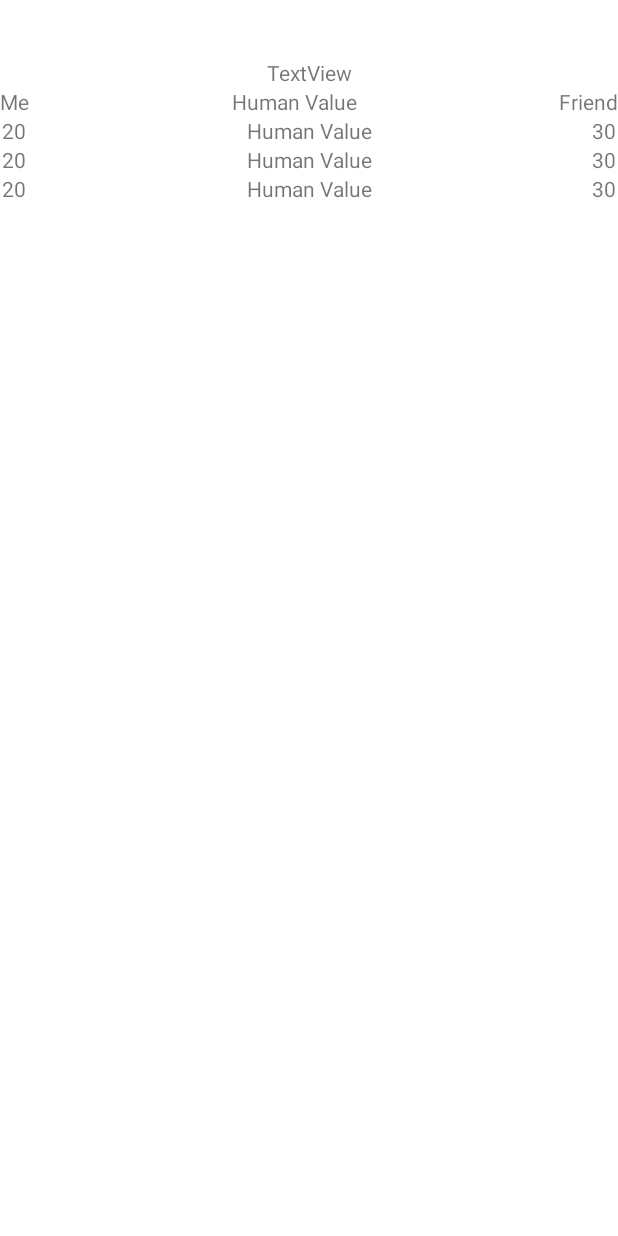
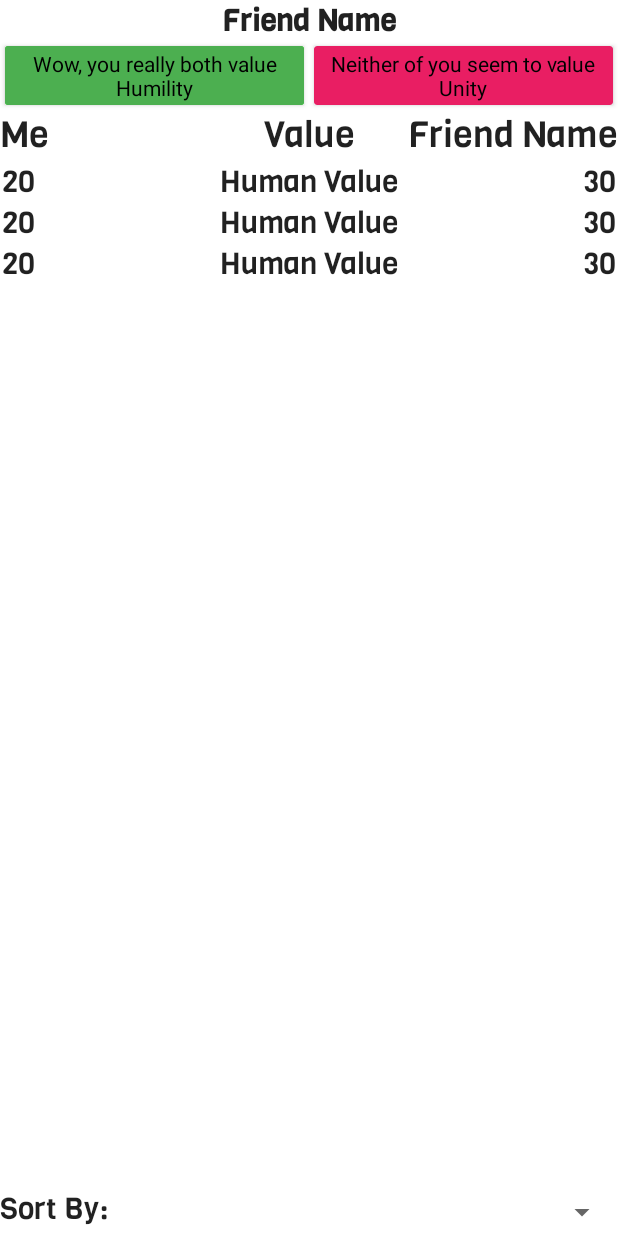
Before and after one commit to Joan-Clarke-Tech-Collective/Raderie, an Android app: the layout activity_compare.xml on its own in the app's theme, with its tools: preview values and no code run, on a phone screen of 412 x 824 dp. Run offline under Robolectric (Android 15) with nearby library versions, the phone set to English and light mode, and no system bars.

Commit message:
Changes to comparison (#16)
* Merge pull request #9 from Joan-Clarke-Tech-Collective/comparison-pre… (#10)

* removing an unused import

* Updated appearance of activity_compare.xml substantially.  Different font, made friend name title-case, added comparison cards at the top, added sort options

* Made cards more readable, made them recalculate text on new sort, changed "friend" as label in activity_compare.xml to actual name.

* Made newly sorted list snap to top

```diff
--- a/app/src/main/java/org/clarkecollective/raderie/adapters/CompareRecyclerAdapter.kt
+++ b/app/src/main/java/org/clarkecollective/raderie/adapters/CompareRecyclerAdapter.kt
@@ -25,7 +25,6 @@ class CompareRecyclerAdapter(private val vM: CompareViewModel, @LayoutRes privat
     holder.bind(getObjFromPosition(position))
   }
 
-  // TODO Make the top of the list the label for the column
   private fun getObjFromPosition(position: Int): Comparison {
     return vM.compareLV.value?.get(position) ?: Comparison(-1, HumanValue(), HumanValue())
   }
--- a/app/src/main/java/org/clarkecollective/raderie/extensions.kt
+++ b/app/src/main/java/org/clarkecollective/raderie/extensions.kt
@@ -12,3 +12,5 @@ fun Throwable.log() {
     Logger.d(this.localizedMessage ?: "No Localized Message Found")
     Firebase.crashlytics.recordException(this)
 }
+
+fun String.capitalizeWords(): String = this.lowercase().split(" ").joinToString(" ") {it.replaceFirstChar { char -> if (char.isLowerCase()) char.titlecase() else char.toString() }}
--- a/app/src/main/java/org/clarkecollective/raderie/ui/main/MainActivity.kt
+++ b/app/src/main/java/org/clarkecollective/raderie/ui/main/MainActivity.kt
@@ -1,7 +1,6 @@
 package org.clarkecollective.raderie.ui.main
 
 import android.app.AlertDialog
-import android.content.Intent
 import androidx.appcompat.app.AppCompatActivity
 import android.os.Bundle
 import android.view.Menu
--- a/app/src/main/java/org/clarkecollective/raderie/ui/share/ShareActivity.kt
+++ b/app/src/main/java/org/clarkecollective/raderie/ui/share/ShareActivity.kt
@@ -116,6 +116,7 @@ class ShareActivity : AppCompatActivity() {
     startActivity(sendIntent)
   }
   private fun addFriendConfirmDialogue(newFriendUID: String): AlertDialog {
+    //TODO: Get friend name for request
     val dialog = AlertDialog.Builder(this@ShareActivity).create()
     dialog.setTitle("Add Friend?")
     dialog.setMessage("Do you want to add $newFriendUID to your friend list?")
--- a/app/src/main/res/layout/activity_compare.xml
+++ b/app/src/main/res/layout/activity_compare.xml
@@ -12,38 +12,68 @@
       android:layout_height="match_parent"
       tools:context=".ui.compare.CompareActivity">
 
-    <TextView
-        android:id="@+id/highestDeltaTV"
+    <LinearLayout
+        android:id="@+id/bothCardsLayout"
         android:layout_width="0dp"
         android:layout_height="wrap_content"
-        android:text='@{vM.compareTotal}'
-        android:textAlignment="center"
+        android:orientation="horizontal"
         app:layout_constraintEnd_toEndOf="parent"
-        app:layout_constraintHorizontal_bias="0.0"
         app:layout_constraintStart_toStartOf="parent"
-        app:layout_constraintTop_toBottomOf="@+id/compareFriendNameTV" />
+        app:layout_constraintTop_toBottomOf="@+id/compareFriendNameTV">
 
-    <TextView
-        android:id="@+id/lowestDeltaTV"
-        android:layout_width="0dp"
-        android:layout_height="wrap_content"
-        android:text="TextView"
-        android:textAlignment="center"
-        app:layout_constraintEnd_toEndOf="parent"
-        app:layout_constraintHorizontal_bias="1.0"
-        app:layout_constraintStart_toStartOf="parent"
-        app:layout_constraintTop_toBottomOf="@+id/highestDeltaTV" />
+      <androidx.cardview.widget.CardView
+          android:layout_width="match_parent"
+          android:layout_height="match_parent"
+          android:layout_margin="3dp"
+          android:layout_weight="1"
+          app:cardBackgroundColor="#00FF0A">
+
+        <TextView
+            android:id="@+id/highestDeltaTV"
+            android:layout_width="match_parent"
+            android:layout_height="match_parent"
+            android:background="#4CAF50"
+            android:textColor="@color/black"
+            android:text='@{vM.comparisonCard1}'
+            android:padding="2dp"
+            android:textAlignment="center"
+            tools:text="Wow, you really both value Humility" />
+      </androidx.cardview.widget.CardView>
+
+      <androidx.cardview.widget.CardView
+          android:id="@+id/cardView"
+          android:layout_width="match_parent"
+          android:layout_height="match_parent"
+          android:layout_margin="3dp"
+          android:layout_weight="1"
+          app:cardBackgroundColor="#E91E63">
+
+        <TextView
+            android:id="@+id/lowestDeltaTV"
+            android:layout_width="match_parent"
+            android:layout_height="match_parent"
+            android:text='@{vM.comparisonCard2}'
+            android:padding="2dp"
+            android:textColor="@color/black"
+            android:textAlignment="center"
+            tools:text="Neither of you seem to value Unity" />
+      </androidx.cardview.widget.CardView>
+
+    </LinearLayout>
 
     <TextView
         android:id="@+id/compareFriendNameTV"
         android:layout_width="0dp"
         android:layout_height="wrap_content"
+        android:text="@{vM.friendNameLV}"
         android:textAlignment="center"
-        android:text="@{vM.friendNameLV}"
+        android:textAppearance="@style/vigaFont"
+        android:textStyle="bold"
         app:layout_constraintEnd_toEndOf="parent"
         app:layout_constraintHorizontal_bias="0.498"
         app:layout_constraintStart_toStartOf="parent"
-        app:layout_constraintTop_toTopOf="parent" />
+        app:layout_constraintTop_toTopOf="parent"
+        tools:text="Friend Name" />
 
     <androidx.constraintlayout.widget.ConstraintLayout
         android:id="@+id/compareLabelCL"
@@ -52,24 +82,27 @@
         app:layout_constraintBottom_toTopOf="@+id/recyclerView"
         app:layout_constraintEnd_toEndOf="parent"
         app:layout_constraintStart_toStartOf="parent"
-        app:layout_constraintTop_toBottomOf="@+id/lowestDeltaTV">
+        app:layout_constraintTop_toBottomOf="@+id/bothCardsLayout">
 
       <TextView
           android:id="@+id/compareHVTextView"
           android:layout_width="0dp"
           android:layout_height="wrap_content"
-          android:text="Value"
+          android:text="@string/value"
           android:textAlignment="center"
-          app:layout_constraintEnd_toStartOf="@+id/friendCompareScoreTV"
-          app:layout_constraintStart_toEndOf="@+id/meCompareScoreTV"
-          app:layout_constraintTop_toTopOf="parent"
-          tools:text="Human Value" />
+          android:textAppearance="@style/vigaFont"
+          android:textSize="24sp"
+          app:layout_constraintEnd_toEndOf="parent"
+          app:layout_constraintStart_toStartOf="@+id/meCompareScoreTV"
+          app:layout_constraintTop_toTopOf="parent" />
 
       <TextView
           android:id="@+id/meCompareScoreTV"
           android:layout_width="wrap_content"
           android:layout_height="wrap_content"
-          android:text="Me"
+          android:text="@string/me"
+          android:textAppearance="@style/vigaFont"
+          android:textSize="24sp"
           app:layout_constraintStart_toStartOf="parent"
           app:layout_constraintTop_toTopOf="parent" />
 
@@ -77,7 +110,10 @@
           android:id="@+id/friendCompareScoreTV"
           android:layout_width="wrap_content"
           android:layout_height="wrap_content"
-          android:text="Friend"
+          android:text="@{vM.friendNameLV}"
+          tools:text="Friend Name"
+          android:textAppearance="@style/vigaFont"
+          android:textSize="24sp"
           app:layout_constraintEnd_toEndOf="parent"
           app:layout_constraintTop_toTopOf="parent" />
     </androidx.constraintlayout.widget.ConstraintLayout>
@@ -88,12 +124,40 @@
         android:layout_width="0dp"
         android:layout_height="0dp"
         android:layout_marginStart="1dp"
+        android:layout_marginTop="1dp"
         android:layout_marginEnd="1dp"
-        app:layout_constraintBottom_toBottomOf="parent"
+        app:layout_constraintBottom_toTopOf="@+id/linearLayout2"
         app:layout_constraintEnd_toEndOf="parent"
-        app:layout_constraintStart_toStartOf="parent"
+        app:layout_constraintHorizontal_bias="1.0"
+        app:layout_constraintStart_toStartOf="@id/compareLabelCL"
         app:layout_constraintTop_toBottomOf="@+id/compareLabelCL"
-        tools:listitem="@layout/compare_item" />
+        tools:listitem="@layout/compare_item">
+
+    </androidx.recyclerview.widget.RecyclerView>
+
+    <LinearLayout
+        android:id="@+id/linearLayout2"
+        android:layout_width="match_parent"
+        android:layout_height="wrap_content"
+        android:orientation="horizontal"
+        app:layout_constraintBottom_toBottomOf="parent">
+
+      <TextView
+          android:id="@+id/textView"
+          android:layout_width="wrap_content"
+          android:layout_height="wrap_content"
+          android:layout_weight="3"
+          android:text="@string/sort_by"
+          android:textAppearance="@style/vigaFont" />
+
+      <Spinner
+          android:id="@+id/sortBySpinner"
+          customEntries="@{vM.entryNames}"
+          android:layout_width="wrap_content"
+          android:layout_height="32dp"
+          android:layout_weight="6"
+          android:onItemSelected="@{(parent, view, position, id) -> vM.onSelectSortBy(position)}" />
+    </LinearLayout>
 
   </androidx.constraintlayout.widget.ConstraintLayout>
 
--- a/app/src/main/res/layout/compare_item.xml
+++ b/app/src/main/res/layout/compare_item.xml
@@ -18,9 +18,10 @@
             android:layout_height="wrap_content"
             android:text="@{comparison.friend.name}"
             android:textAlignment="center"
+            android:textAppearance="@style/vigaFont"
             android:textColor="@{comparison.colorDelta}"
-            app:layout_constraintEnd_toStartOf="@+id/friendCompareScoreTV"
-            app:layout_constraintStart_toEndOf="@+id/meCompareScoreTV"
+            app:layout_constraintEnd_toEndOf="parent"
+            app:layout_constraintStart_toStartOf="@+id/meCompareScoreTV"
             app:layout_constraintTop_toTopOf="parent"
             tools:text="Human Value" />
 
@@ -29,6 +30,7 @@
             android:layout_width="wrap_content"
             android:layout_height="wrap_content"
             android:text="@{Integer.toString(comparison.me.rating)}"
+            android:textAppearance="@style/vigaFont"
             app:layout_constraintStart_toStartOf="parent"
             app:layout_constraintTop_toTopOf="parent"
             tools:text="20" />
@@ -38,6 +40,7 @@
             android:layout_width="wrap_content"
             android:layout_height="wrap_content"
             android:text="@{Integer.toString(comparison.friend.rating)}"
+            android:textAppearance="@style/vigaFont"
             app:layout_constraintEnd_toEndOf="parent"
             app:layout_constraintTop_toTopOf="parent"
             tools:text="30" />
--- /dev/null
+++ b/app/src/main/res/layout/deltas_card.xml
@@ -0,0 +1,6 @@
+<?xml version="1.0" encoding="utf-8"?>
+<androidx.cardview.widget.CardView xmlns:android="http://schemas.android.com/apk/res/android"
+    android:layout_width="match_parent"
+    android:layout_height="match_parent">
+
+</androidx.cardview.widget.CardView>
--- a/app/src/main/res/values/strings.xml
+++ b/app/src/main/res/values/strings.xml
@@ -27,4 +27,16 @@
     <string name="friend_me">Hi!  Friend me over on Raderie.  We can compare values and start a conversation about what matters.  https://raderie.me/user/%s</string>
     <string name="tie_explanation">Click here if the values are equally important or unimportant to you</string>
     <string name="synonym_explanation">Click here if you consider the two words to be synonyms</string>
+    <string name="highest_delta">Wow, you both consider %1s to be a very positive trait!</string>
+    <string name="lowest_delta">Neither of you consider %1s to be a very positive trait!</string>
+    <string name="friend">Friend</string>
+    <string name="me">Me</string>
+    <string name="value">Value</string>
+    <string name="neutral">Neither of you seem to care much about %1s</string>
+    <string name="positive">You both seem to think highly of the value: %1s</string>
+    <string name="negative">Neither of you seem to think highly of %1s</string>
+    <string name="who_cares_more">%1s seems to care a more about %2s than %3s</string>
+    <string name="they_indifferent">You think highly of %1s, but %2s seems indifferent to it</string>
+    <string name="i_indifferent">%1s thinks highly of %2s, but you seem indifferent to it</string>
+    <string name="sort_by">Sort By:</string>
 </resources>
--- a/app/src/main/res/values/styles.xml
+++ b/app/src/main/res/values/styles.xml
@@ -9,4 +9,8 @@
         <item name="windowActionBarOverlay">false</item>
         <item name="colorPrimary">@android:color/transparent</item>
     </style>
+    <style name="vigaFont" parent="TextAppearance.AppCompat">
+        <item name="fontFamily">@font/viga</item>
+        <item name="android:textSize">20sp</item>
+    </style>
 </resources>
--- a/build.gradle
+++ b/build.gradle
@@ -6,7 +6,7 @@ buildscript {
     mavenCentral()
   }
   dependencies {
-    classpath 'com.android.tools.build:gradle:8.0.0'
+    classpath 'com.android.tools.build:gradle:8.0.1'
     classpath "org.jetbrains.kotlin:kotlin-gradle-plugin:1.8.20"
     classpath 'com.google.gms:google-services:4.3.15'
     classpath 'com.google.firebase:firebase-crashlytics-gradle:2.9.5'
```
Also changed, not shown: app/src/main/java/org/clarkecollective/raderie/ui/compare/CompareActivity.kt (+12 -1 lines), app/src/main/java/org/clarkecollective/raderie/ui/compare/CompareViewModel.kt (+115 -3 lines), app/src/main/res/layout/custom_sort_spinner_item.xml (added, +10 -0 lines), app/src/main/res/font/viga.ttf (added).
